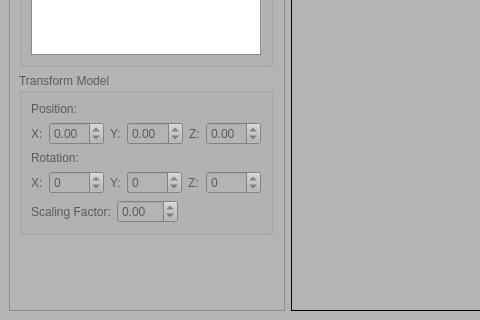
Qt form 3dlp_slicer.ui (wrekr/3dlp-host-software) before a commit; both pictures show x 0 to 480 and y 448 to 768 of the 1324 by 768 pixel window.
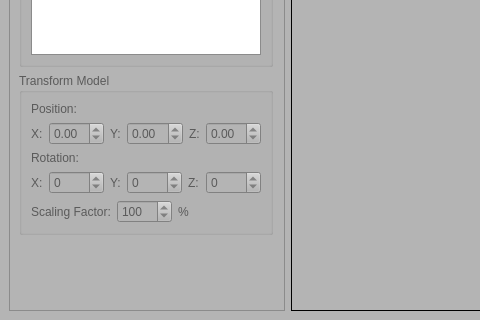
The same form after that commit. Icons and pictures are not drawn.

```diff
--- a/3dlp_slicer.ui
+++ b/3dlp_slicer.ui
@@ -736,8 +736,27 @@
                     <height>0</height>
                    </size>
                   </property>
+                  <property name="decimals">
+                   <number>0</number>
+                  </property>
                   <property name="minimum">
-                   <double>-99.989999999999995</double>
+                   <double>-100.000000000000000</double>
+                  </property>
+                  <property name="maximum">
+                   <double>200.000000000000000</double>
+                  </property>
+                  <property name="singleStep">
+                   <double>0.010000000000000</double>
+                  </property>
+                  <property name="value">
+                   <double>100.000000000000000</double>
+                  </property>
+                 </widget>
+                </item>
+                <item>
+                 <widget class="QLabel" name="label_5">
+                  <property name="text">
+                   <string>%</string>
                   </property>
                  </widget>
                 </item>
```
